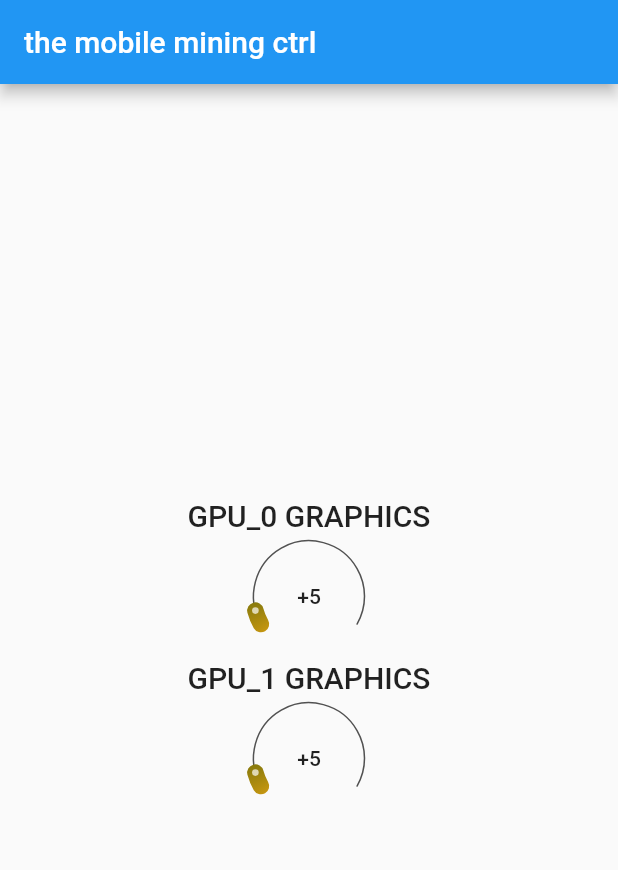
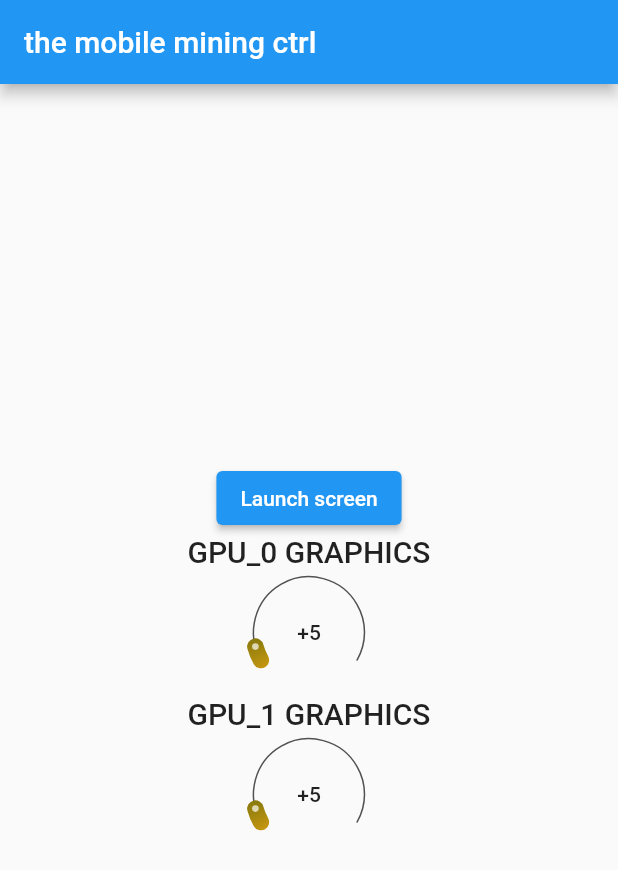
Before and after one commit to Tknott95/Aisling, a Flutter app: the screen it shows after launch, on a phone screen of 412 x 824 dp. Shown: the top 870 px of the screen. Run offline on Flutter 3.47's test engine with Material 2 defaults, Android fonts, the phone set to English and light mode, and no system bars; drawn by our look-alikes of sleek_circular_slider.

Commit message:
enum_screenSwitch

```diff
--- a/aisling/lib/main.dart
+++ b/aisling/lib/main.dart
@@ -1,7 +1,8 @@
 import 'package:flutter/material.dart';
 
+import 'package:aisling/screens/graphics/graphics.screen.dart';
+import 'package:aisling/screens/home/home.screen.dart';
 
-import 'package:aisling/widgets/graphics/graphics.widget.dart';
 
 import 'dart:async';
 
@@ -30,10 +31,11 @@ class MyApp extends StatelessWidget {
     return MaterialApp(
       title: 'AISLING',
       initialRoute: '/',
-      routes: {
-        '/': (context) => const MyHomePage(title: 'the mobile mining ctrl'),
-        '/graphics': (context) => const SliderWidgetGraphics(),
-      },
+      // routes: {
+      //   '/': (context) => const MyHomePage(title: 'the mobile mining ctrl'),
+      //   '/graphics': (context) => const GraphicsScreen(/*title: 'graphics'*/),
+      // },
+      /* ROUTES ARE UGLY WHEN THEY SWITCH SCREEN */
       theme: ThemeData(
         // This is the theme of your application.
         //
@@ -46,84 +48,7 @@ class MyApp extends StatelessWidget {
         // is not restarted.
         primarySwatch: Colors.blue,
       ),
-      // home: const MyHomePage(title: 'the mobile mining ctrl'),
+      home: HomeScreen(title: 'the mobile mining ctrl'),
     );
   }
 }
-
-class MyHomePage extends StatefulWidget {
-  const MyHomePage({Key? key, required this.title}) : super(key: key);
-
-  // This widget is the home page of your application. It is stateful, meaning
-  // that it has a State object (defined below) that contains fields that affect
-  // how it looks.
-
-  // This class is the configuration for the state. It holds the values (in this
-  // case the title) provided by the parent (in this case the App widget) and
-  // used by the build method of the State. Fields in a Widget subclass are
-  // always marked "final".
-
-  final String title;
-
-  @override
-  State<MyHomePage> createState() => _MyHomePageState();
-}
-
-class _MyHomePageState extends State<MyHomePage> {
-
-
-  @override
-  Widget build(BuildContext context) {
-    // This method is rerun every time setState is called, for instance as done
-    // by the _incrementCounter method above.
-    //
-    // The Flutter framework has been optimized to make rerunning build methods
-    // fast, so that you can just rebuild anything that needs updating rather
-    // than having to individually change instances of widgets.
-    return Scaffold(
-      appBar: AppBar(
-        // Here we take the value from the MyHomePage object that was created by
-        // the App.build method, and use it to set our appbar title.
-        title: Text(widget.title),
-      ),
-      body: Center(
-        // Center is a layout widget. It takes a single child and positions it
-        // in the middle of the parent.
-        child: Column(
-          // Column is also a layout widget. It takes a list of children and
-          // arranges them vertically. By default, it sizes itself to fit its
-          // children horizontally, and tries to be as tall as its parent.
-          //
-          // Invoke "debug painting" (press "p" in the console, choose the
-          // "Toggle Debug Paint" action from the Flutter Inspector in Android
-          // Studio, or the "Toggle Debug Paint" command in Visual Studio Code)
-          // to see the wireframe for each widget.
-          //
-          // Column has various properties to control how it sizes itself and
-          // how it positions its children. Here we use mainAxisAlignment to
-          // center the children vertically; the main axis here is the vertical
-          // axis because Columns are vertical (the cross axis would be
-          // horizontal).
-          mainAxisAlignment: MainAxisAlignment.center,
-          children: <Widget>[
-            // const Text(
-            //   'hehehehehehehehe',
-            // ),
-            // Text(
-            //   'Set Clocks',
-            //   style: Theme.of(context).textTheme.headline4,
-            // ),
-            Column(
-              mainAxisAlignment: MainAxisAlignment.center,
-              children: const [
-                SliderWidgetGraphics(gpuIndex: 0),
-                SizedBox(width: 5),
-                SliderWidgetGraphics(gpuIndex: 1),
-              ],
-            ),
-          ],
-        ),
-      ),// This trailing comma makes auto-formatting nicer for build methods.
-    );
-  }
-}
--- /dev/null
+++ b/aisling/lib/screens/graphics/graphics.screen.dart
@@ -0,0 +1,24 @@
+import 'package:flutter/material.dart';
+
+class GraphicsScreen extends StatelessWidget {
+  const GraphicsScreen({super.key});
+
+  @override
+  Widget build(BuildContext context) {
+    return Scaffold(
+      appBar: AppBar(
+        title: const Text('Graphics Screen'),
+      ),
+      body: Center(
+        child: ElevatedButton(
+          // Within the `FirstScreen` widget
+          onPressed: () {
+            // Navigate to the second screen using a named route.
+            Navigator.pushNamed(context, '/');
+          },
+          child: const Text('Launch screen'),
+        ),
+      ),
+    );
+  }
+}
--- /dev/null
+++ b/aisling/lib/screens/home/home.screen.dart
@@ -0,0 +1,117 @@
+import 'package:flutter/material.dart';
+
+import 'package:aisling/widgets/graphics/graphics.widget.dart';
+
+import 'dart:core';
+
+enum CurrentScreen {
+ graphics, fans
+}
+
+class HomeScreen extends StatefulWidget {
+  HomeScreen({Key? key, required this.title}) : super(key: key);
+
+  // This widget is the home page of your application. It is stateful, meaning
+  // that it has a State object (defined below) that contains fields that affect
+  // how it looks.
+
+  // This class is the configuration for the state. It holds the values (in this
+  // case the title) provided by the parent (in this case the App widget) and
+  // used by the build method of the State. Fields in a Widget subclass are
+  // always marked "final".
+
+
+
+  final String title;
+
+  @override
+  State<HomeScreen> createState() => _HomeScreenState();
+}
+
+class _HomeScreenState extends State<HomeScreen> {
+
+  CurrentScreen currentScreen = CurrentScreen.graphics;
+
+  @override
+  Widget build(BuildContext context) {
+    // This method is rerun every time setState is called, for instance as done
+    // by the _incrementCounter method above.
+    //
+    // The Flutter framework has been optimized to make rerunning build methods
+    // fast, so that you can just rebuild anything that needs updating rather
+    // than having to individually change instances of widgets.
+    return Scaffold(
+      appBar: AppBar(
+        // Here we take the value from the MyHomePage object that was created by
+        // the App.build method, and use it to set our appbar title.
+        title: Text(widget.title),
+      ),
+      body: Center(
+        // Center is a layout widget. It takes a single child and positions it
+        // in the middle of the parent.
+        child: Column(
+          // Column is also a layout widget. It takes a list of children and
+          // arranges them vertically. By default, it sizes itself to fit its
+          // children horizontally, and tries to be as tall as its parent.
+          //
+          // Invoke "debug painting" (press "p" in the console, choose the
+          // "Toggle Debug Paint" action from the Flutter Inspector in Android
+          // Studio, or the "Toggle Debug Paint" command in Visual Studio Code)
+          // to see the wireframe for each widget.
+          //
+          // Column has various properties to control how it sizes itself and
+          // how it positions its children. Here we use mainAxisAlignment to
+          // center the children vertically; the main axis here is the vertical
+          // axis because Columns are vertical (the cross axis would be
+          // horizontal).
+          mainAxisAlignment: MainAxisAlignment.center,
+          children: <Widget>[
+            // const Text(
+            //   'hehehehehehehehe',
+            // ),
+            // Text(
+            //   'Set Clocks',
+            //   style: Theme.of(context).textTheme.headline4,
+            // ),
+            Column(
+              mainAxisAlignment: MainAxisAlignment.center,
+              children:  [
+                ElevatedButton(
+                  // Within the `FirstScreen` widget
+                  onPressed: () {
+                    // Navigate to the second screen using a named route.
+                    this.currentScreen = CurrentScreen.graphics;
+                    // Navigator.pushNamed(context, '/graphics');
+                  },
+                  child: const Text('Launch screen'),
+                ),
+                // switch(this.widget.currentScreen) {
+                //     case widget.CurrentScreen.graphics: {
+                //         SliderWidgetGraphics(gpuIndex: 0),
+                //         SizedBox(width: 5),
+                //         SliderWidgetGraphics(gpuIndex: 1),
+                //         break;
+                //     }
+
+                //     default: {
+                //         Text('home')
+                //         break;
+                //     }
+                // }
+                if(this.currentScreen == CurrentScreen.graphics) ...[
+                  SliderWidgetGraphics(gpuIndex: 0),
+                  SizedBox(width: 5),
+                  SliderWidgetGraphics(gpuIndex: 1),
+                ]
+                //  else {
+                //   Text('home')
+                // };
+              ],
+
+            ),
+          ],
+        ),
+      ),// This trailing comma makes auto-formatting nicer for build methods.
+    );
+  }
+}
```
